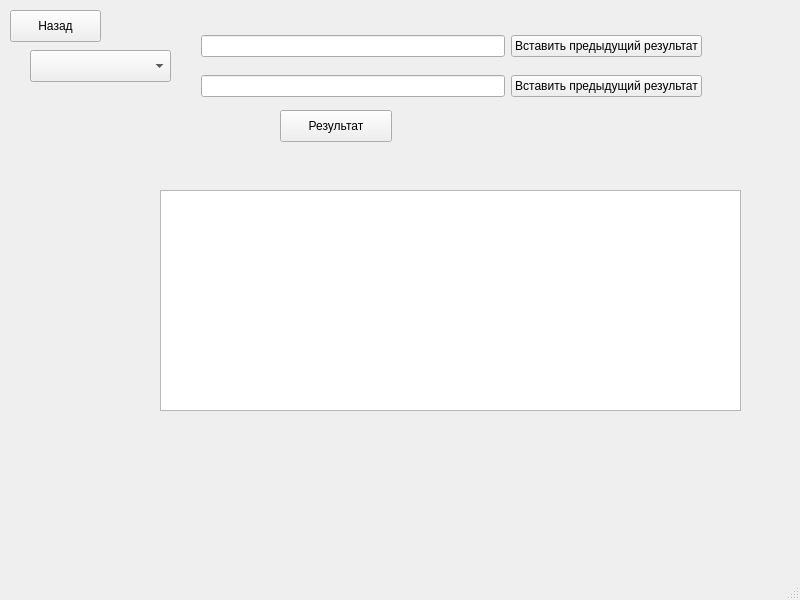
S1ckick/dm9375, file dm9375/polynomsumwindow.ui: the form before one commit.
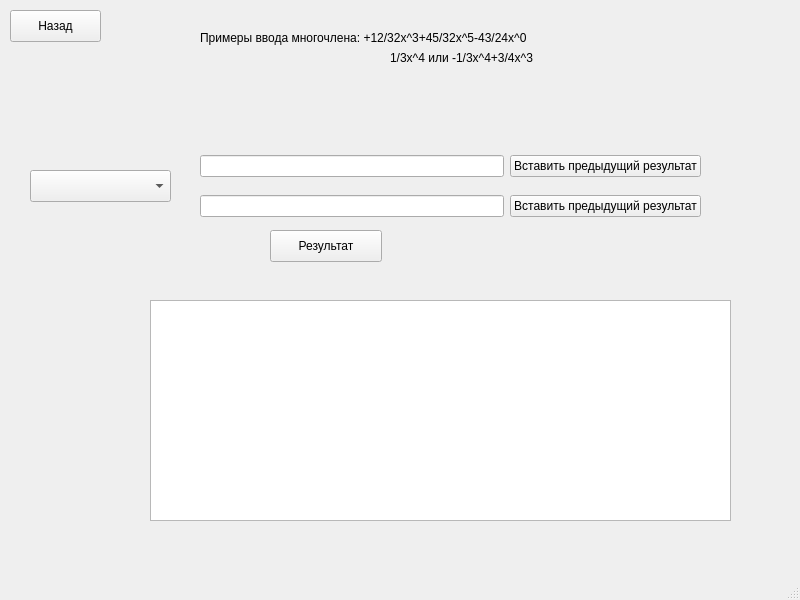
The form after the commit.

Patch:
```diff
--- a/dm9375/polynomsumwindow.ui
+++ b/dm9375/polynomsumwindow.ui
@@ -30,8 +30,8 @@
    <widget class="QTextEdit" name="result_out">
     <property name="geometry">
      <rect>
-      <x>160</x>
-      <y>190</y>
+      <x>150</x>
+      <y>300</y>
       <width>581</width>
       <height>221</height>
      </rect>
@@ -43,8 +43,8 @@
    <widget class="QPushButton" name="result">
     <property name="geometry">
      <rect>
-      <x>280</x>
-      <y>110</y>
+      <x>270</x>
+      <y>230</y>
       <width>112</width>
       <height>32</height>
      </rect>
@@ -57,7 +57,7 @@
     <property name="geometry">
      <rect>
       <x>30</x>
-      <y>50</y>
+      <y>170</y>
       <width>141</width>
       <height>32</height>
      </rect>
@@ -67,7 +67,7 @@
     <property name="geometry">
      <rect>
       <x>200</x>
-      <y>10</y>
+      <y>120</y>
       <width>251</width>
       <height>16</height>
      </rect>
@@ -76,11 +76,37 @@
      <string/>
     </property>
    </widget>
-   <widget class="QWidget" name="">
+   <widget class="QLabel" name="label">
     <property name="geometry">
      <rect>
-      <x>201</x>
+      <x>200</x>
       <y>30</y>
+      <width>381</width>
+      <height>16</height>
+     </rect>
+    </property>
+    <property name="text">
+     <string>Примеры ввода многочлена: +12/32x^3+45/32x^5-43/24x^0</string>
+    </property>
+   </widget>
+   <widget class="QLabel" name="label_2">
+    <property name="geometry">
+     <rect>
+      <x>390</x>
+      <y>50</y>
+      <width>191</width>
+      <height>16</height>
+     </rect>
+    </property>
+    <property name="text">
+     <string>1/3x^4 или -1/3x^4+3/4x^3</string>
+    </property>
+   </widget>
+   <widget class="QWidget" name="">
+    <property name="geometry">
+     <rect>
+      <x>200</x>
+      <y>150</y>
       <width>501</width>
       <height>33</height>
      </rect>
@@ -105,8 +131,8 @@
    <widget class="QWidget" name="">
     <property name="geometry">
      <rect>
-      <x>201</x>
-      <y>70</y>
+      <x>200</x>
+      <y>190</y>
       <width>501</width>
       <height>33</height>
      </rect>
```
